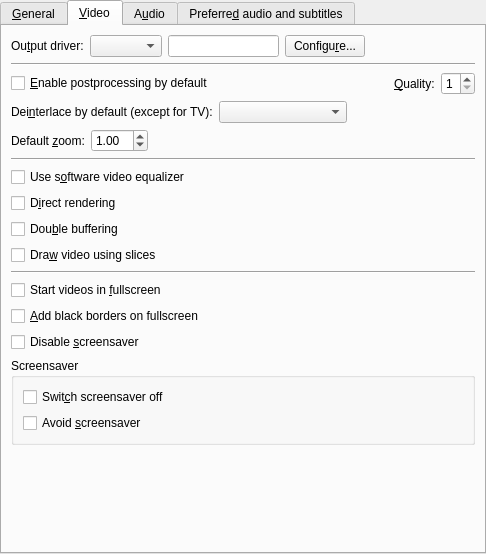
Old version of the form src/prefgeneral.ui in the repository wilbert2000/wzplayer.
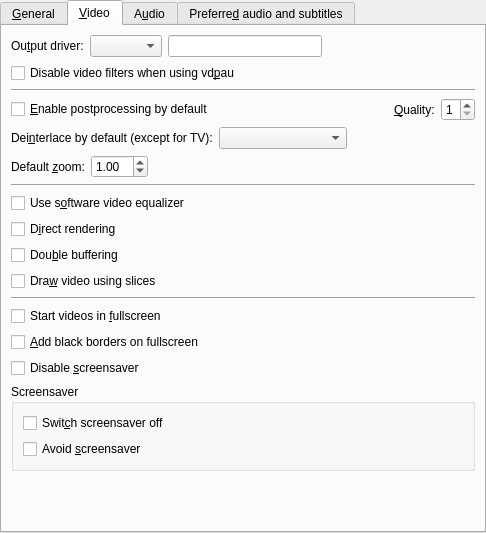
New version of the form. The open tabs and pages were chosen to show the change. Custom widgets are drawn as their Qt base class.

The edit to the form file:
```diff
--- a/src/prefgeneral.ui
+++ b/src/prefgeneral.ui
@@ -6,7 +6,7 @@
     <x>0</x>
     <y>0</y>
     <width>486</width>
-    <height>554</height>
+    <height>533</height>
    </rect>
   </property>
   <layout class="QVBoxLayout" >
@@ -251,13 +251,6 @@
          <item>
           <widget class="QLineEdit" name="vo_user_defined_edit" />
          </item>
-         <item>
-          <widget class="QPushButton" name="vdpau_button" >
-           <property name="text" >
-            <string>Configu&amp;re...</string>
-           </property>
-          </widget>
-         </item>
          <item>
           <spacer>
            <property name="orientation" >
@@ -273,6 +266,13 @@
          </item>
         </layout>
        </item>
+       <item>
+        <widget class="QCheckBox" name="vdpau_filters_check" >
+         <property name="text" >
+          <string>Disable video filters when using vd&amp;pau</string>
+         </property>
+        </widget>
+       </item>
        <item>
         <widget class="Line" name="line_5" >
          <property name="sizePolicy" >
```
Left out of the diff: 2 changed lines with no effect on the pictures.
